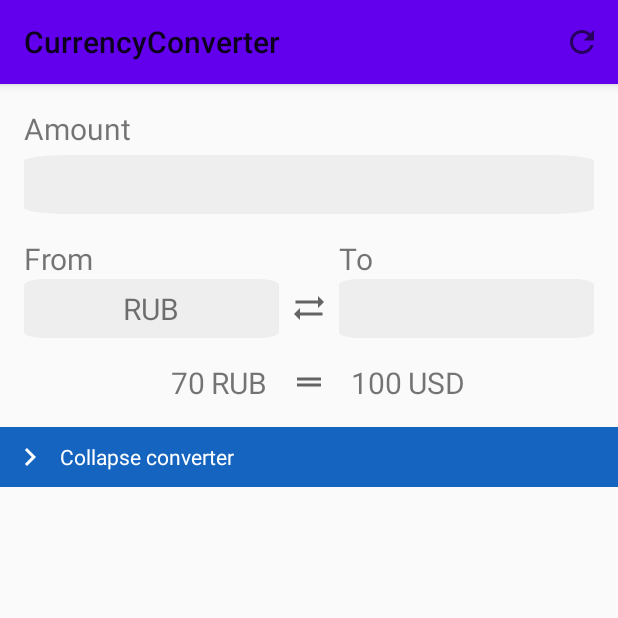
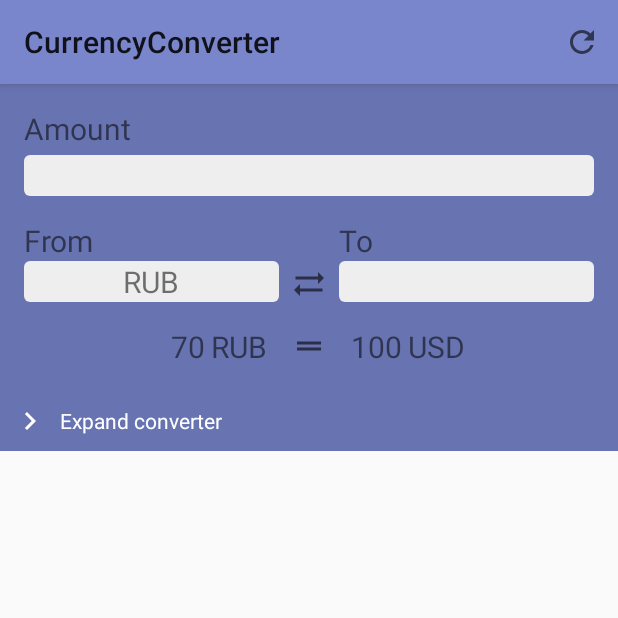
Before and after one commit to Bimlibik/CurrencyConverter, an Android app: the screen it shows after launch (CurrencyListActivity), after a tap on "Collapse converter", on a phone screen of 412 x 824 dp, the top half of it. Run offline under Robolectric (Android 15) with nearby library versions, the light colour scheme and no system bars; our stand-ins replace Room's generated code, data binding; libraries missing offline, so code that uses them is left out: androidx.core.content; network calls fail; 2 statements that could not run were skipped.

Commit message:
change text. color

```diff
--- a/app/src/main/java/com/foxy/currencyconverter/view_models/CurrenciesViewModel.kt
+++ b/app/src/main/java/com/foxy/currencyconverter/view_models/CurrenciesViewModel.kt
@@ -33,6 +33,9 @@ class CurrenciesViewModel(private val repository: ICurrenciesRepository) : ViewM
     private val _collapseIconRes = MutableLiveData(R.drawable.ic_collapse)
     val collapseIconRes: LiveData<Int> = _collapseIconRes
 
+    private val _collapseLabel = MutableLiveData(R.string.collapse)
+    val collapseLabel: LiveData<Int> = _collapseLabel
+
 
     init {
         loadCurrencies(true)
@@ -44,14 +47,16 @@ class CurrenciesViewModel(private val repository: ICurrenciesRepository) : ViewM
 
     fun showHideConverterPanel(isShown: Boolean) {
         _isCollapse.value = isShown
-        changeIcon(isShown)
+        changeCollapseInfo(isShown)
     }
 
-    private fun changeIcon(isCollapse: Boolean) {
+    private fun changeCollapseInfo(isCollapse: Boolean) {
         if (isCollapse) {
             _collapseIconRes.value = R.drawable.ic_expand
+            _collapseLabel.value = R.string.expand
         } else {
             _collapseIconRes.value = R.drawable.ic_collapse
+            _collapseLabel.value = R.string.collapse
         }
     }
 
--- a/app/src/main/res/drawable/field_bg.xml
+++ b/app/src/main/res/drawable/field_bg.xml
@@ -1,16 +1,9 @@
 <?xml version="1.0" encoding="utf-8"?>
-<vector
-    xmlns:android="http://schemas.android.com/apk/res/android"
-    android:width="49dp"
-    android:height="39dp"
-    android:viewportWidth="49"
-    android:viewportHeight="39">
-    <group>
-        <clip-path
-            android:pathData="M4 0H45C47.2091 0 49 1.79086 49 4V35C49 37.2091 47.2091 39 45 39H4C1.79086 39 0 37.2091 0 35V4C0 1.79086 1.79086 0 4 0Z"
-            />
-        <path
-            android:pathData="M0 0V39H49V0"
-            android:fillColor="#EEEEEE" />
-    </group>
-</vector>
+<shape xmlns:android="http://schemas.android.com/apk/res/android"
+    android:shape="rectangle">
+
+    <solid android:color="#EEEEEE" />
+
+    <corners android:radius="4dp" />
+
+</shape>
--- a/app/src/main/res/layout/fragment_currency_list.xml
+++ b/app/src/main/res/layout/fragment_currency_list.xml
@@ -26,7 +26,7 @@
             android:layout_width="match_parent"
             android:layout_height="wrap_content"
             android:orientation="horizontal"
-            android:background="@color/colorPrimaryLight"
+            android:background="@color/colorConverterBg"
             android:onClick="@{() -> viewModel.showHideConverterPanel(!viewModel.isCollapse)}">
 
             <ImageView
@@ -42,7 +42,7 @@
                 android:layout_width="wrap_content"
                 android:layout_height="wrap_content"
                 android:layout_gravity="center_vertical"
-                android:text="Collapse converter"
+                android:text="@{context.getString(viewModel.collapseLabel)}"
                 android:textColor="@color/colorWhite" />
         </LinearLayout>
 
--- a/app/src/main/res/layout/layout_converter.xml
+++ b/app/src/main/res/layout/layout_converter.xml
@@ -15,7 +15,7 @@
         android:layout_width="match_parent"
         android:layout_height="wrap_content"
         android:orientation="vertical"
-        android:layout_marginBottom="16dp"
+        android:background="@color/colorConverterBg"
         app:animatedVisibility="@{viewModel.isCollapse}">
 
         <!--Amount-->
@@ -36,6 +36,7 @@
                 android:layout_width="match_parent"
                 android:layout_height="wrap_content"
                 android:layout_marginTop="4dp"
+                android:textSize="20sp"
                 android:background="@drawable/field_bg" />
         </LinearLayout>
 
@@ -76,7 +77,6 @@
                 android:layout_gravity="bottom"
                 android:layout_marginStart="8dp"
                 android:layout_marginEnd="8dp"
-                android:layout_marginBottom="8dp"
                 android:src="@drawable/ic_arrows" />
 
             <LinearLayout
@@ -95,6 +95,7 @@
                     android:id="@+id/field_to"
                     android:layout_width="match_parent"
                     android:layout_height="wrap_content"
+                    android:textSize="20sp"
                     android:background="@drawable/field_bg" />
             </LinearLayout>
         </LinearLayout>
@@ -104,7 +105,8 @@
             android:layout_width="match_parent"
             android:layout_height="wrap_content"
             android:orientation="horizontal"
-            android:layout_marginTop="8dp">
+            android:layout_marginTop="8dp"
+            android:layout_marginBottom="16dp">
 
             <LinearLayout
                 android:layout_width="wrap_content"
--- a/app/src/main/res/values/colors.xml
+++ b/app/src/main/res/values/colors.xml
@@ -1,9 +1,10 @@
 <?xml version="1.0" encoding="utf-8"?>
 <resources>
-    <color name="colorPrimary">#6200EE</color>
-    <color name="colorPrimaryDark">#3700B3</color>
+    <color name="colorPrimary">#7986CB</color>
+    <color name="colorPrimaryDark">#01579B</color>
     <color name="colorAccent">#03DAC5</color>
 
+    <color name="colorConverterBg">#6874B1</color>
     <color name="colorPrimaryLight">#1565C0</color>
     <color name="colorWhite">#FFFFFF</color>
 </resources>
--- a/app/src/main/res/values/strings.xml
+++ b/app/src/main/res/values/strings.xml
@@ -1,3 +1,6 @@
 <resources>
     <string name="app_name">CurrencyConverter</string>
+
+    <string name="collapse">Collapse converter</string>
+    <string name="expand">Expand converter</string>
 </resources>
```
